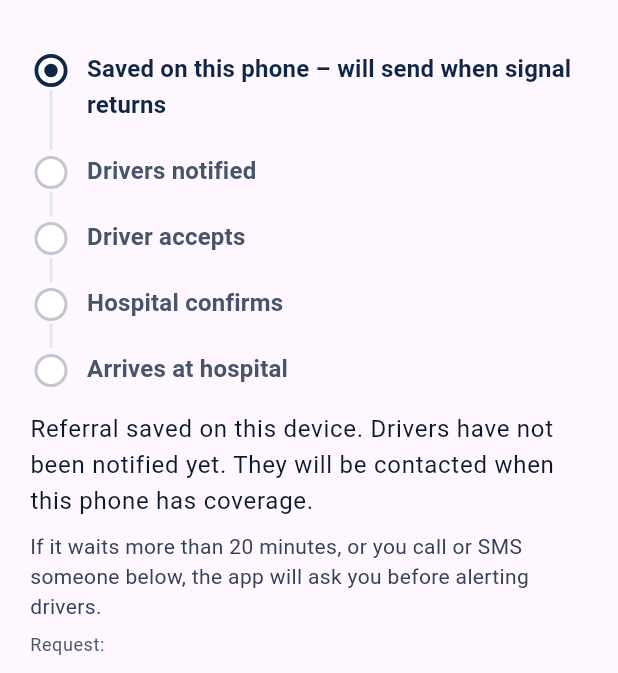
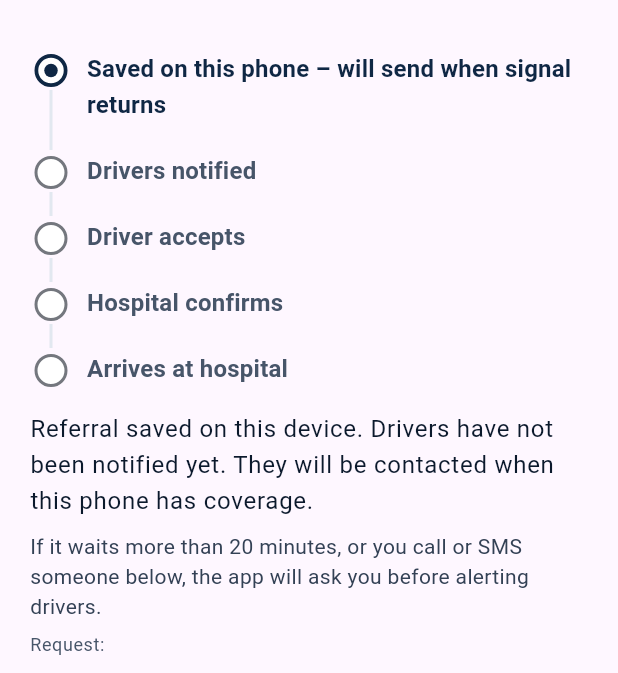
Before and after one commit to MusheAbdulHakim/Yoma-Triage, a Flutter app: the QueuedReferralScreen screen opened directly with empty values, on a phone screen of 412 x 824 dp, the part 63-736 px from its top. Run offline on Flutter 3.47's test engine with Material 3 defaults, Android fonts, the phone set to English and light mode, and no system bars; our stand-ins replace connectivity_plus, shared_preferences, sqflite; missing offline and left inert: app_settings, record, tflite_flutter; accounts and stored records are empty; network calls fail.

Commit message:
fix(dispatch): future-step circle outline meets 3:1 (outline token); report corrections

```diff
--- a/mobile/lib/widgets/dispatch_timeline_view.dart
+++ b/mobile/lib/widgets/dispatch_timeline_view.dart
@@ -168,7 +168,7 @@ class _Dot extends StatelessWidget {
           decoration: BoxDecoration(
             color: YomaColors.surface,
             shape: BoxShape.circle,
-            border: Border.all(color: YomaColors.grey400, width: 2),
+            border: Border.all(color: YomaColors.grey500, width: 2),
           ),
         ),
     };
```
Also changed, not shown: 1 other file.
